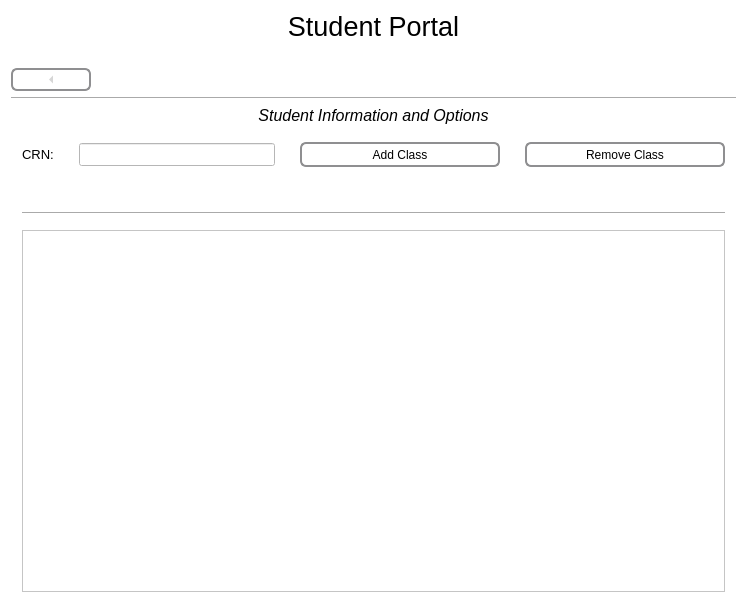
Before: the Qt Designer form Form Files/studentView.ui in alixabahena/SIMS, drawn with Qt 5.
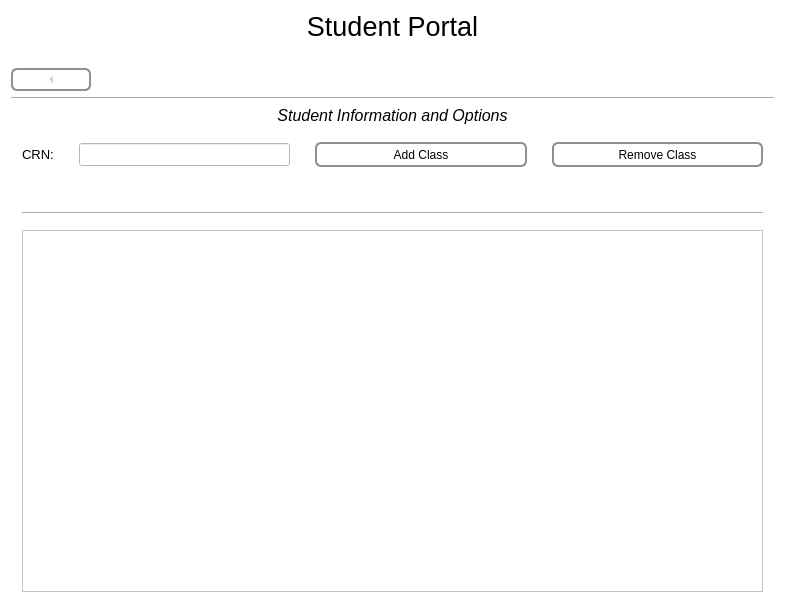
After: the same form once the commit is applied. The open tabs and pages were chosen to show the change. Icons and pictures are not drawn.

What changed in the file:
```diff
--- a/Form Files/studentView.ui
+++ b/Form Files/studentView.ui
@@ -6,7 +6,7 @@
    <rect>
     <x>0</x>
     <y>0</y>
-    <width>747</width>
+    <width>785</width>
     <height>614</height>
    </rect>
   </property>
```
Left out of the diff: 17 changed lines with no effect on the pictures.
